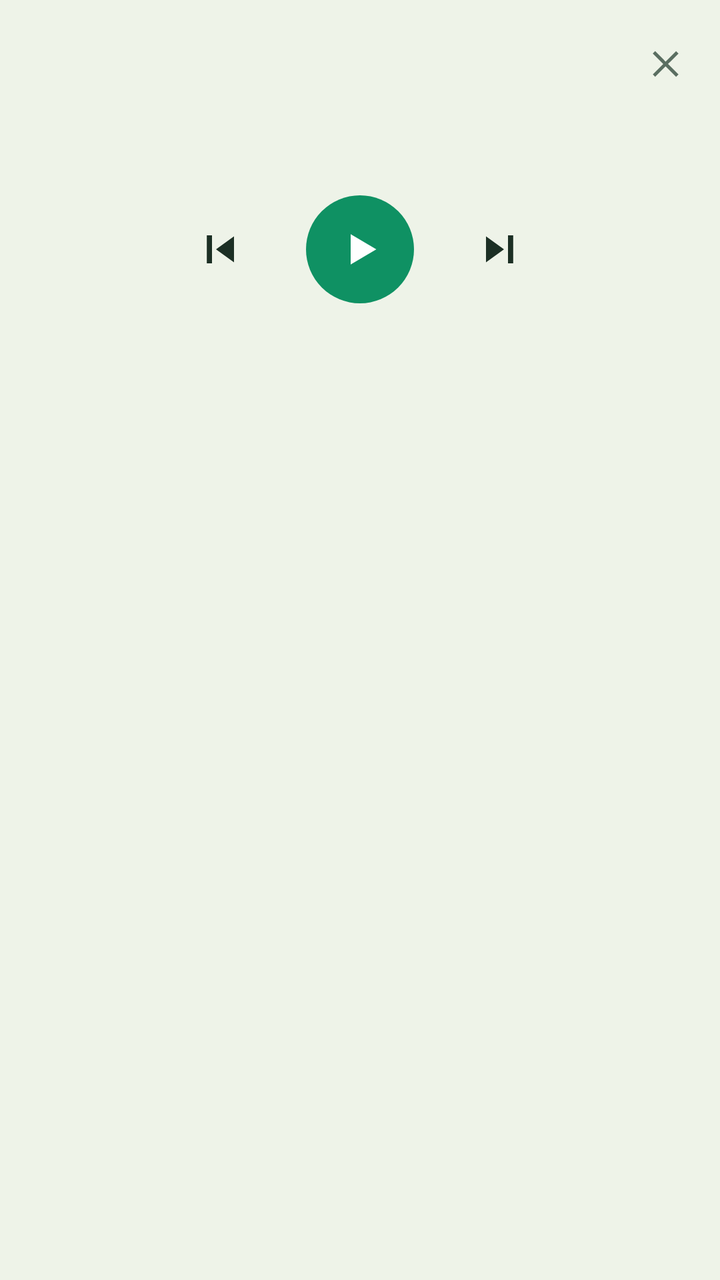
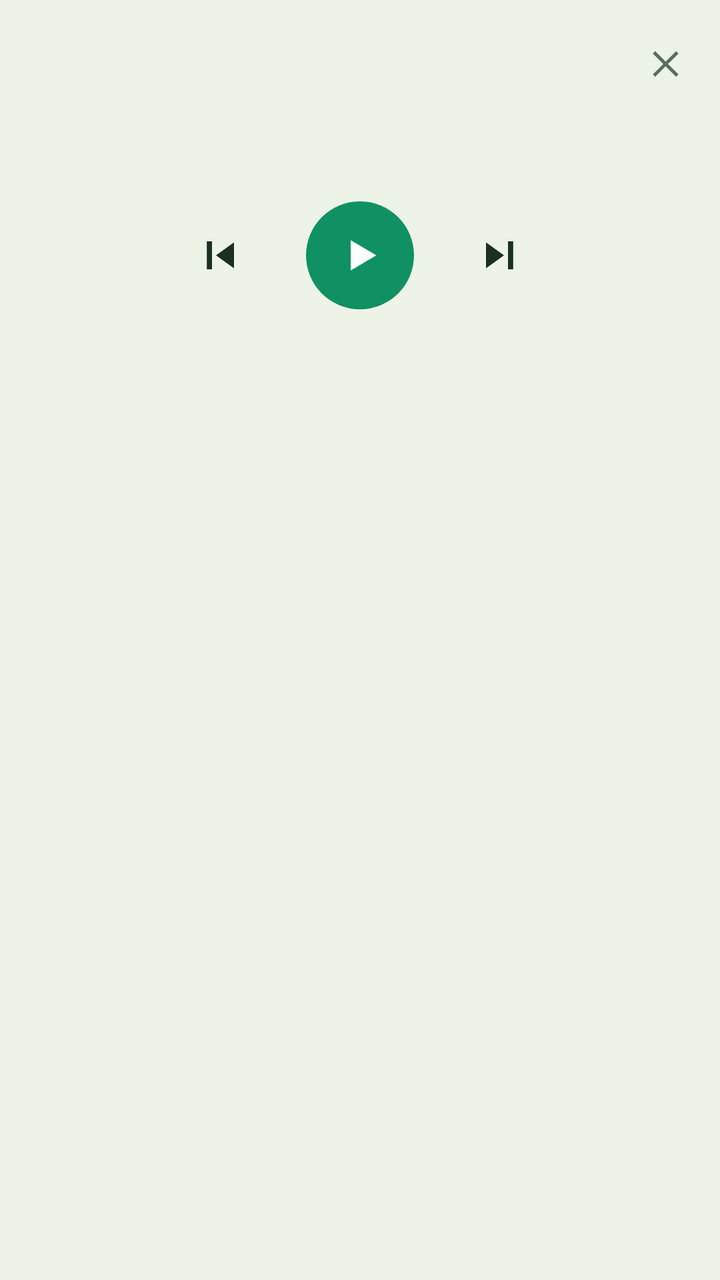

An Android layout rendered at two revisions. The XML below is the earlier revision; the diff shows what the commit changed to produce the second picture.
<!-- AndroidManifest.xml: application theme AppTheme -->
<!-- res/layout/notification_player.xml -->
<?xml version="1.0" encoding="utf-8"?>
<LinearLayout xmlns:android="http://schemas.android.com/apk/res/android"
    android:id="@+id/notif_root"
    android:layout_width="match_parent"
    android:layout_height="wrap_content"
    android:orientation="vertical"
    android:background="#EEF3E8"
    android:paddingTop="10dp"
    android:paddingBottom="8dp">

    
    <LinearLayout
        android:layout_width="match_parent"
        android:layout_height="wrap_content"
        android:orientation="horizontal"
        android:gravity="center_vertical"
        android:paddingStart="12dp"
        android:paddingEnd="10dp">

        <ImageView
            android:id="@+id/notif_thumb"
            android:layout_width="44dp"
            android:layout_height="44dp"
            android:scaleType="centerCrop"
            android:contentDescription="@null" />

        <LinearLayout
            android:layout_width="0dp"
            android:layout_height="wrap_content"
            android:layout_weight="1"
            android:orientation="vertical"
            android:paddingStart="10dp"
            android:paddingEnd="6dp">

            <TextView
                android:id="@+id/notif_title"
                android:layout_width="match_parent"
                android:layout_height="wrap_content"
                android:maxLines="1"
                android:ellipsize="end"
                android:textColor="#1C2F24"
                android:textSize="14sp"
                android:textStyle="bold" />

            <TextView
                android:id="@+id/notif_artist"
                android:layout_width="match_parent"
                android:layout_height="wrap_content"
                android:maxLines="1"
                android:ellipsize="end"
                android:textColor="#5A6E61"
                android:textSize="12sp" />
        </LinearLayout>

        <ImageView
            android:id="@+id/notif_close"
            android:layout_width="32dp"
            android:layout_height="32dp"
            android:padding="6dp"
            android:src="@drawable/ic_notif_close"
            android:tint="#5A6E61"
            android:contentDescription="Band karein" />
    </LinearLayout>

    
    <FrameLayout
        android:layout_width="match_parent"
        android:layout_height="18dp"
        android:layout_marginTop="6dp"
        android:layout_marginStart="14dp"
        android:layout_marginEnd="14dp">

        
        <ImageView
            android:id="@+id/notif_seek_static"
            android:layout_width="match_parent"
            android:layout_height="match_parent"
            android:scaleType="fitXY"
            android:visibility="gone"
            android:contentDescription="@null" />

        
        <ViewFlipper
            android:id="@+id/notif_flip"
            android:layout_width="match_parent"
            android:layout_height="match_parent"
            android:autoStart="true"
            android:flipInterval="140"
            android:inAnimation="@null"
            android:outAnimation="@null">

            <ImageView
                android:id="@+id/notif_seek_a"
                android:layout_width="match_parent"
                android:layout_height="match_parent"
                android:scaleType="fitXY"
                android:contentDescription="@null" />

            <ImageView
                android:id="@+id/notif_seek_b"
                android:layout_width="match_parent"
                android:layout_height="match_parent"
                android:scaleType="fitXY"
                android:contentDescription="@null" />

            <ImageView
                android:id="@+id/notif_seek_c"
                android:layout_width="match_parent"
                android:layout_height="match_parent"
                android:scaleType="fitXY"
                android:contentDescription="@null" />
        </ViewFlipper>
    </FrameLayout>

    
    <LinearLayout
        android:layout_width="match_parent"
        android:layout_height="wrap_content"
        android:orientation="horizontal"
        android:layout_marginTop="2dp"
        android:paddingStart="16dp"
        android:paddingEnd="16dp">

        <TextView
            android:id="@+id/notif_pos"
            android:layout_width="0dp"
            android:layout_height="wrap_content"
            android:layout_weight="1"
            android:textColor="#5A6E61"
            android:textSize="10sp" />

        <TextView
            android:id="@+id/notif_dur"
            android:layout_width="wrap_content"
            android:layout_height="wrap_content"
            android:textColor="#5A6E61"
            android:textSize="10sp" />
    </LinearLayout>

    
    <LinearLayout
        android:layout_width="match_parent"
        android:layout_height="wrap_content"
        android:orientation="horizontal"
        android:gravity="center"
        android:layout_marginTop="4dp">

        <ImageView
            android:id="@+id/notif_prev"
            android:layout_width="46dp"
            android:layout_height="46dp"
            android:padding="11dp"
            android:src="@drawable/ic_notif_prev"
            android:tint="#1C2F24"
            android:contentDescription="Pichla kalam" />

        <ImageView
            android:id="@+id/notif_toggle"
            android:layout_width="54dp"
            android:layout_height="54dp"
            android:padding="13dp"
            android:layout_marginStart="20dp"
            android:layout_marginEnd="20dp"
            android:src="@drawable/ic_notif_play"
            android:tint="#FFFFFF"
            android:background="@drawable/notif_toggle_bg"
            android:contentDescription="Play / Pause" />

        <ImageView
            android:id="@+id/notif_next"
            android:layout_width="46dp"
            android:layout_height="46dp"
            android:padding="11dp"
            android:src="@drawable/ic_notif_next"
            android:tint="#1C2F24"
            android:contentDescription="Agla kalam" />
    </LinearLayout>
</LinearLayout>
<!-- resources referenced by this layout -->
<resources>
  <!-- drawable ic_notif_close (drawable) -->
  <?xml version="1.0" encoding="utf-8"?>
  <vector xmlns:android="http://schemas.android.com/apk/res/android"
      android:width="24dp"
      android:height="24dp"
      android:viewportWidth="24"
      android:viewportHeight="24">
      <path
          android:fillColor="#FFFFFFFF"
          android:pathData="M18.3,5.71L12,12L18.3,18.29L16.89,19.7L10.59,13.41L4.3,19.7L2.89,18.29L9.18,12L2.89,5.71L4.3,4.29L10.59,10.59L16.89,4.29Z" />
  </vector>
  <!-- drawable ic_notif_next (drawable) -->
  <?xml version="1.0" encoding="utf-8"?>
  <vector xmlns:android="http://schemas.android.com/apk/res/android"
      android:width="24dp"
      android:height="24dp"
      android:viewportWidth="24"
      android:viewportHeight="24">
      <path
          android:fillColor="#FFFFFFFF"
          android:pathData="M5,5.5L14,12L5,18.5Z" />
      <path
          android:fillColor="#FFFFFFFF"
          android:pathData="M16,5H18.6V19H16Z" />
  </vector>
  <!-- drawable ic_notif_play (drawable) -->
  <?xml version="1.0" encoding="utf-8"?>
  <vector xmlns:android="http://schemas.android.com/apk/res/android"
      android:width="24dp"
      android:height="24dp"
      android:viewportWidth="24"
      android:viewportHeight="24">
      <path
          android:fillColor="#FFFFFFFF"
          android:pathData="M8,5.5L8,18.5L19,12Z" />
  </vector>
  <!-- drawable ic_notif_prev (drawable) -->
  <?xml version="1.0" encoding="utf-8"?>
  <vector xmlns:android="http://schemas.android.com/apk/res/android"
      android:width="24dp"
      android:height="24dp"
      android:viewportWidth="24"
      android:viewportHeight="24">
      <path
          android:fillColor="#FFFFFFFF"
          android:pathData="M19,5.5L10,12L19,18.5Z" />
      <path
          android:fillColor="#FFFFFFFF"
          android:pathData="M5.4,5H8V19H5.4Z" />
  </vector>
  <!-- drawable notif_toggle_bg (drawable) -->
  <?xml version="1.0" encoding="utf-8"?>
  <shape xmlns:android="http://schemas.android.com/apk/res/android"
      android:shape="oval">
      <solid android:color="#0F9163" />
  </shape>
  <style name="AppTheme" parent="Theme.AppCompat.Light.DarkActionBar">
          
          <item name="colorPrimary">@color/colorPrimary</item>
          <item name="colorPrimaryDark">@color/colorPrimaryDark</item>
          <item name="colorAccent">@color/colorAccent</item>
      </style>
</resources>

<!-- the commit's change to res/layout/notification_player.xml (unified diff, before → after) -->
@@ -65,8 +65,8 @@
     
     <FrameLayout
         android:layout_width="match_parent"
-        android:layout_height="18dp"
-        android:layout_marginTop="6dp"
+        android:layout_height="22dp"
+        android:layout_marginTop="5dp"
         android:layout_marginStart="14dp"
         android:layout_marginEnd="14dp">
 
